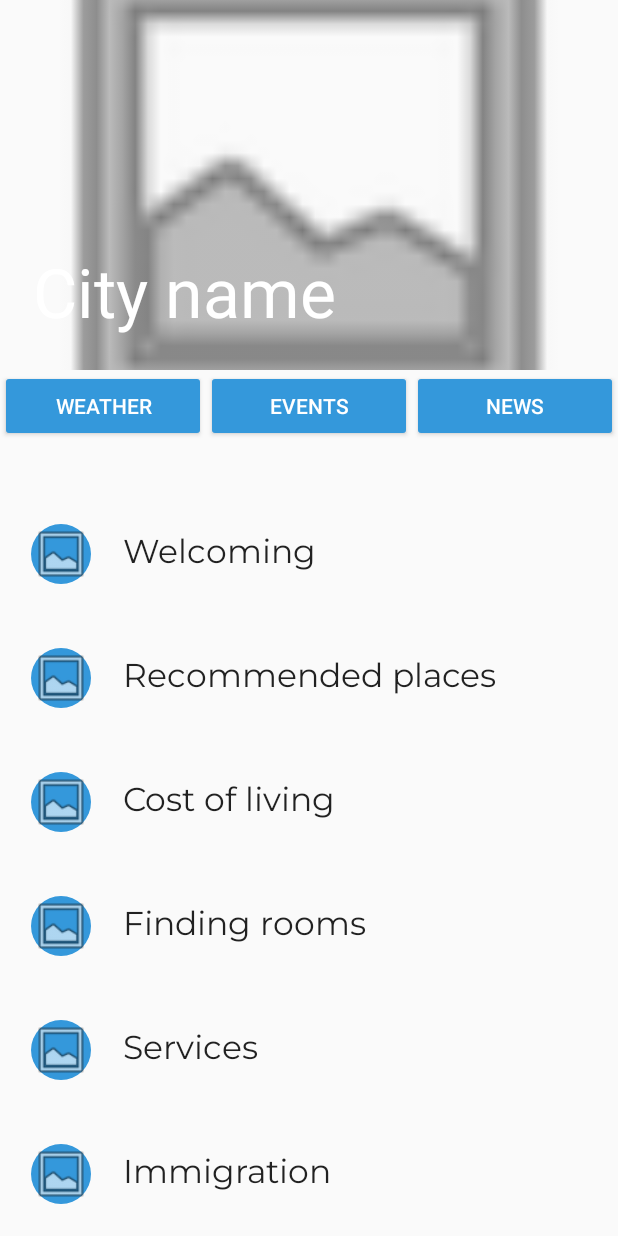
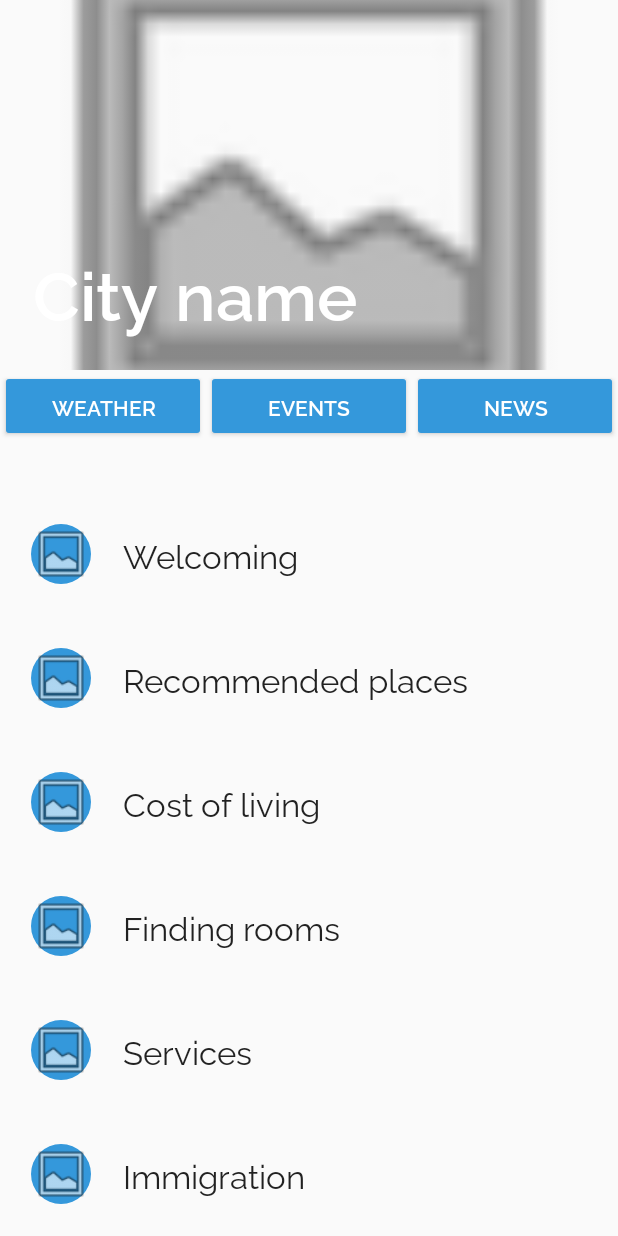
Before and after one commit to gennycm/mobile-comp-project, an Android app: the MenuScreen screen opened directly, with no data from a screen before it, on a phone screen of 412 x 824 dp. Run offline under Robolectric (Android 15) with nearby library versions, the phone set to English and light mode, and no system bars; our stand-ins replace Volley; network calls fail; 3 statements that could not run were skipped.

Commit message:
Formatting font

```diff
--- a/app/src/main/res/layout/activity_main_menu_screen.xml
+++ b/app/src/main/res/layout/activity_main_menu_screen.xml
@@ -31,8 +31,9 @@
                 android:id="@+id/cityTextView"
                 android:layout_width="wrap_content"
                 android:layout_height="wrap_content"
+                android:layout_alignParentStart="true"
                 android:layout_alignParentBottom="true"
-                android:layout_alignParentStart="true"
+                android:fontFamily="@font/raleway_semibold"
                 android:padding="22dip"
                 android:text="City name"
                 android:textColor="@color/colorWhite"
@@ -62,6 +63,7 @@
                     android:layout_height="wrap_content"
                     android:layout_weight="1"
                     android:backgroundTint="@color/colorPrimary"
+                    android:fontFamily="@font/raleway_semibold"
                     android:onClick="openWeather"
                     android:text="@string/weatherStr"
                     android:textColor="@android:color/white" />
@@ -73,6 +75,7 @@
                     android:layout_height="wrap_content"
                     android:layout_weight="1"
                     android:backgroundTint="@color/colorPrimary"
+                    android:fontFamily="@font/raleway_semibold"
                     android:onClick="openEvents"
                     android:text="@string/eventsStr"
                     android:textColor="@android:color/white" />
@@ -83,6 +86,7 @@
                     android:layout_height="wrap_content"
                     android:layout_weight="1"
                     android:backgroundTint="@color/colorPrimary"
+                    android:fontFamily="@font/raleway_semibold"
                     android:onClick="openNews"
                     android:text="@string/newsStr"
                     android:textColor="@android:color/white" />
@@ -130,10 +134,10 @@
                         android:layout_height="wrap_content"
                         android:layout_gravity="center_vertical"
                         android:layout_weight="1"
-                        android:fontFamily="@font/montserrat"
+                        android:fontFamily="@font/raleway"
                         android:gravity="center_vertical"
+                        android:onClick="comingSoon"
                         android:text="@string/welcoming"
-                        android:onClick="comingSoon"
                         android:textAlignment="textStart"
                         android:textAppearance="@android:style/TextAppearance.Material.Large" />
                 </LinearLayout>
@@ -189,7 +193,7 @@
                         android:layout_weight="1"
                         android:clickable="false"
 
-                        android:fontFamily="@font/montserrat"
+                        android:fontFamily="@font/raleway"
                         android:gravity="center_vertical"
                         android:text="@string/recommendedPlaces"
                         android:textAppearance="@android:style/TextAppearance.Material.Large" />
@@ -234,10 +238,10 @@
                         android:layout_height="wrap_content"
                         android:layout_gravity="center_vertical"
                         android:layout_weight="1"
-                        android:fontFamily="@font/montserrat"
+                        android:fontFamily="@font/raleway"
                         android:gravity="center_vertical"
+                        android:onClick="openCostOfLiving"
                         android:text="@string/costOfLiving"
-                        android:onClick="openCostOfLiving"
                         android:textAlignment="textStart"
                         android:textAppearance="@android:style/TextAppearance.Material.Large" />
                 </LinearLayout>
@@ -281,10 +285,10 @@
                         android:layout_height="wrap_content"
                         android:layout_gravity="center_vertical"
                         android:layout_weight="1"
-                        android:fontFamily="@font/montserrat"
+                        android:fontFamily="@font/raleway"
                         android:gravity="center_vertical"
+                        android:onClick="comingSoon"
                         android:text="@string/findingRooms"
-                        android:onClick="comingSoon"
                         android:textAlignment="textStart"
                         android:textAppearance="@android:style/TextAppearance.Material.Large" />
                 </LinearLayout>
@@ -328,10 +332,10 @@
                         android:layout_height="wrap_content"
                         android:layout_gravity="center_vertical"
                         android:layout_weight="1"
-                        android:fontFamily="@font/montserrat"
+                        android:fontFamily="@font/raleway"
                         android:gravity="center_vertical"
+                        android:onClick="comingSoon"
                         android:text="@string/services"
-                        android:onClick="comingSoon"
                         android:textAlignment="textStart"
                         android:textAppearance="@android:style/TextAppearance.Material.Large" />
                 </LinearLayout>
@@ -377,7 +381,7 @@
                         android:layout_height="wrap_content"
                         android:layout_gravity="center_vertical"
                         android:layout_weight="1"
-                        android:fontFamily="@font/montserrat"
+                        android:fontFamily="@font/raleway"
                         android:gravity="center_vertical"
                         android:text="@string/immigration"
                         android:textAlignment="textStart"
--- a/app/src/main/res/layout/activity_main_screen.xml
+++ b/app/src/main/res/layout/activity_main_screen.xml
@@ -49,6 +49,7 @@
             android:layout_marginLeft="32dp"
             android:id="@+id/placeName"
             android:textSize="42sp"
+            android:fontFamily="@font/raleway_semibold"
             android:layout_width="wrap_content"
             android:layout_height="wrap_content"
             />
@@ -78,6 +79,7 @@
                 android:layout_weight="1"
                 style="@style/BlueButton"
                 android:onClick="navigate"
+                android:fontFamily="@font/raleway"
                 android:drawableLeft="@android:drawable/ic_menu_gallery"
                 android:text="@string/weatherStr"/>
 
@@ -89,6 +91,7 @@
                 style="@style/BlueButton"
                 android:layout_weight="1"
                 android:onClick="navigate"
+                android:fontFamily="@font/raleway"
                 android:drawableLeft="@android:drawable/ic_menu_my_calendar"
                 android:text="@string/eventsStr"/>
 
@@ -100,6 +103,8 @@
                 style="@style/BlueButton"
                 android:layout_weight="1"
                 android:onClick="navigate"
+                android:fontFamily="@font/raleway"
+
                 android:drawableLeft="@android:drawable/ic_menu_edit"
                 android:text="@string/newsStr"/>
 
```
